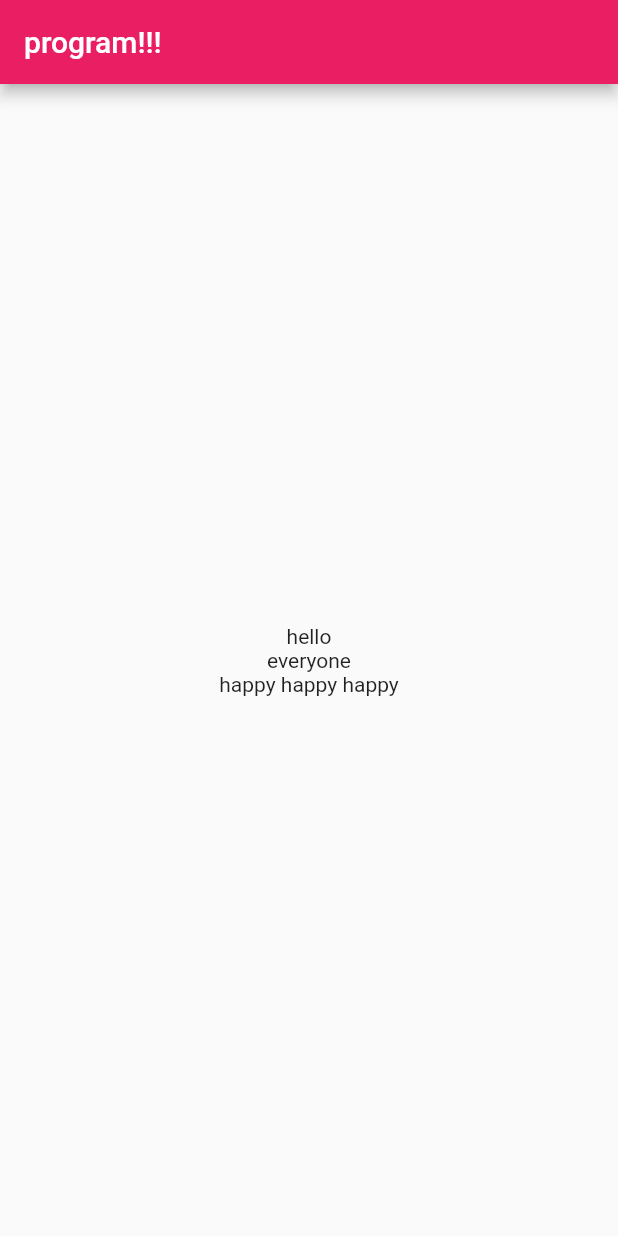
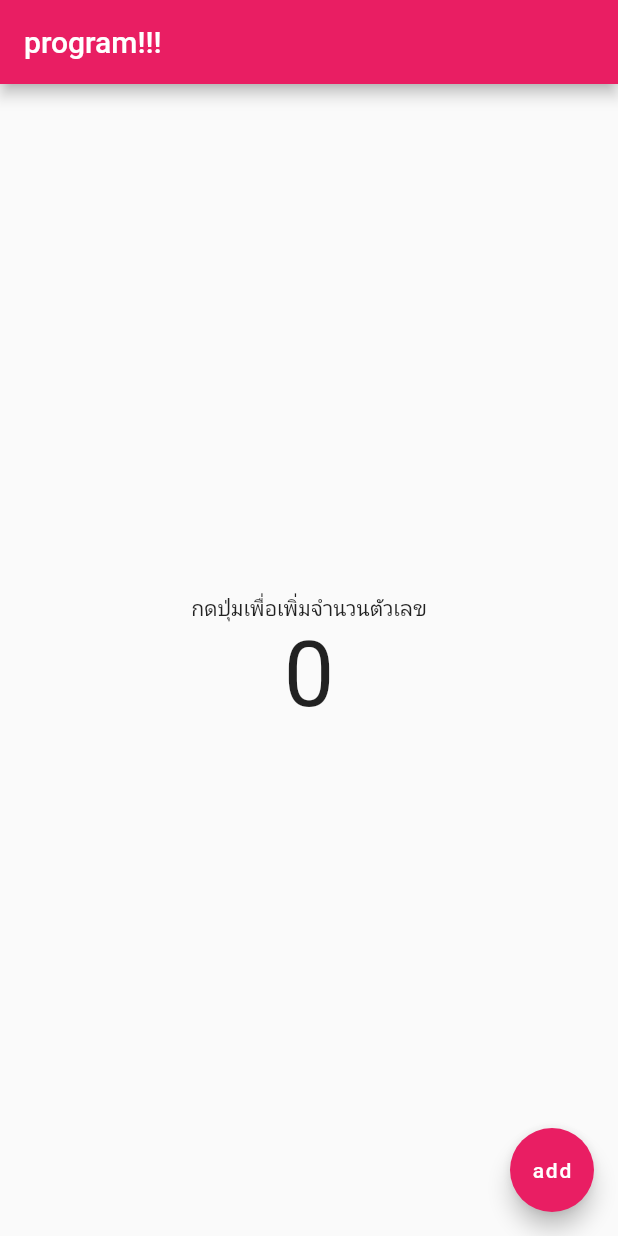
Before and after one commit to napassorn29/basic_flutter, a Flutter app: the screen it shows after launch, on a phone screen of 412 x 824 dp. Run offline on Flutter 3.47's test engine with Material 2 defaults, Android fonts, the light colour scheme and no system bars.

Commit message:
button and word in button

```diff
--- a/basic_flutter/basic_flutter/lib/main.dart
+++ b/basic_flutter/basic_flutter/lib/main.dart
@@ -34,6 +34,8 @@ class MyHomePage extends StatefulWidget {
 }
 
 class _MyHomePageState extends State<MyHomePage> {
+  int number = 0; // build state
+
   @override
   Widget build(BuildContext context) {
     return Scaffold(
@@ -42,10 +44,17 @@ class _MyHomePageState extends State<MyHomePage> {
       ),
       body: Center(
         child: Column(mainAxisAlignment: MainAxisAlignment.center, children: [
-          Text("hello"),
-          Text("everyone"),
-          Text("happy happy happy")
+          Text("กดปุ่มเพื่อเพิ่มจำนวนตัวเลข"),
+          //number.tostring(),
+          Text(
+            "$number",
+            style: TextStyle(fontSize: 60),
+          ),
         ]),
+      ),
+      floatingActionButton: FloatingActionButton(
+        onPressed: () {},
+        child: Text("add"),
       ),
     );
   }
```
